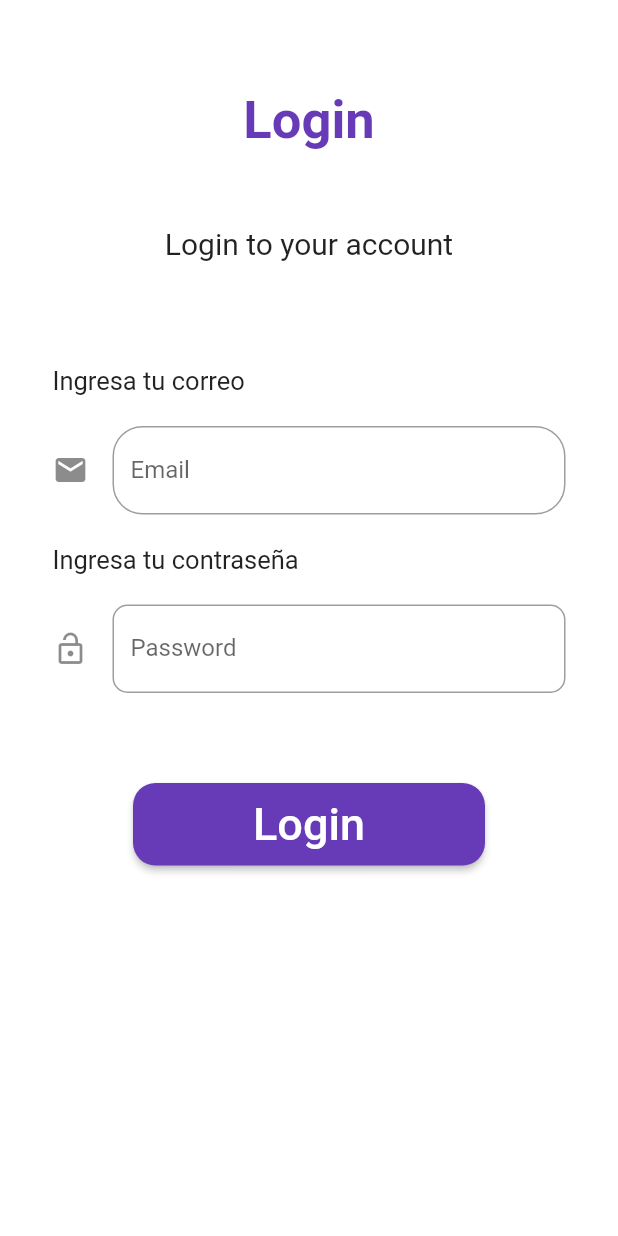
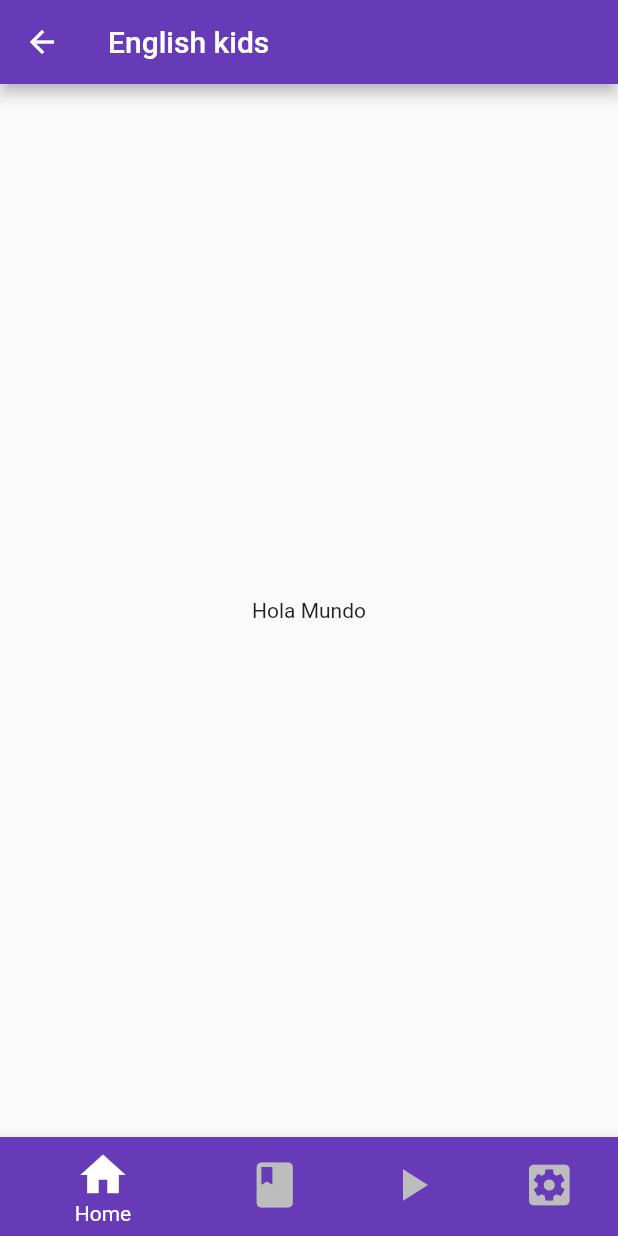
Before and after one commit to JonathanMartinez10/English-eKids, a Flutter app: the LoginPage screen opened by its route, after a tap on "Login", on a phone screen of 412 x 824 dp. Run offline on Flutter 3.47's test engine with Material 2 defaults, Android fonts, the phone set to English and light mode, and no system bars.

Commit message:
Se agrego la pantalla 'HomePage'

```diff
--- a/lib/main.dart
+++ b/lib/main.dart
@@ -18,6 +18,10 @@ class MyApp extends StatelessWidget {
         'welcome_page' : ( _ ) => const WelcomePage(),
         'login_page'   : ( _ ) => const LoginPage(),
         'signup_page'  : ( _ ) => const SignUpPage(),
+        'home_page'    : ( _ ) => const HomePage(),
+        'books_page'   : ( _ ) => const BooksPage(),
+        'videos_page'  : ( _ ) => const VideosPage(),
+        'settings_page': ( _ ) => const SettingsPage(),
       },
     );
   }
--- /dev/null
+++ b/lib/pages/home_page.dart
@@ -0,0 +1,21 @@
+import 'package:flutter/material.dart';
+//Mis importaciones
+import 'package:english_ekids/widgets/bottom_navigation_bar.dart';
+
+class HomePage extends StatelessWidget {
+  const HomePage({Key? key}) : super(key: key);
+
+  @override
+  Widget build(BuildContext context) {
+    return Scaffold(
+      appBar: AppBar(
+        title: const Text('English kids'),
+        backgroundColor: Colors.deepPurple,
+      ),
+      body: const Center(
+        child: Text('Hola Mundo'),
+     ),
+     bottomNavigationBar: const BottomNavigationBarPrincipal(),
+   );
+  }
+}
--- a/lib/pages/login_page.dart
+++ b/lib/pages/login_page.dart
@@ -56,7 +56,7 @@ class _BotonLogin extends StatelessWidget {
       padding: const EdgeInsets.symmetric(horizontal: 80, vertical: 10),
       color: Colors.deepPurple,
       child: const Text('Login', style: TextStyle(fontSize: 30,color: Colors.white),),
-      onPressed: (){},
+      onPressed: ()=>Navigator.pushNamed(context, 'home_page'),
     );
   }
 }
--- a/lib/pages/pages.dart
+++ b/lib/pages/pages.dart
@@ -1,3 +1,7 @@
 export 'package:english_ekids/pages/welcome_page.dart';
 export 'package:english_ekids/pages/login_page.dart';
 export 'package:english_ekids/pages/signup_page.dart';
+export 'package:english_ekids/pages/home_page.dart';
+export 'package:english_ekids/pages/content/books_page.dart';
+export 'package:english_ekids/pages/content/videos_page.dart';
+export 'package:english_ekids/pages/content/settings_page.dart';
--- /dev/null
+++ b/lib/widgets/bottom_navigation_bar.dart
@@ -0,0 +1,54 @@
+import 'package:flutter/material.dart';
+import 'package:english_ekids/pages/pages.dart';
+
+class BottomNavigationBarPrincipal extends StatefulWidget {
+  const BottomNavigationBarPrincipal ({ Key? key }) : super(key: key);
+
+  @override
+  State<BottomNavigationBarPrincipal> createState() => _BottomNavigationBarPrincipalState();
+}
+
+class _BottomNavigationBarPrincipalState extends State<BottomNavigationBarPrincipal> {
+
+  int currentindex=0;
+
+  final screens=[
+    const HomePage(),
+    const BooksPage(),
+    const VideosPage(),
+    const SettingsPage(),
+  ];
+
+  @override
+  Widget build(BuildContext context) {
+    return BottomNavigationBar(
+      //type: BottomNavigationBarType.fixed,
+      iconSize: 36,
+      currentIndex: currentindex,
+      onTap: (index) => setState(()=> currentindex=index),
+      unselectedItemColor: Colors.grey[400],
+      items: [
+        const BottomNavigationBarItem(
+          icon:  Icon(Icons.home),
+          label: 'Home',
+          backgroundColor: Colors.deepPurple,
+        ),
+        BottomNavigationBarItem(
+          icon: const Icon(Icons.book),
+          label: 'Books',
+          backgroundColor: Colors.cyan[800],
+        ),
+        BottomNavigationBarItem(
+          icon: const Icon(Icons.play_arrow),
+          label: 'Play',
+          backgroundColor: Colors.pink[800],
+        ),
+        BottomNavigationBarItem(
+          icon: const Icon(Icons.settings_applications_sharp),
+          label: 'Ajustes',
+          backgroundColor: Colors.blue.shade800,
+        ),
+      ],
+    );
+  }
+}
```
Also changed, not shown: lib/pages/content/books_page.dart (added, +14 -0 lines), lib/pages/content/settings_page.dart (added, +14 -0 lines), lib/pages/content/videos_page.dart (added, +14 -0 lines).
